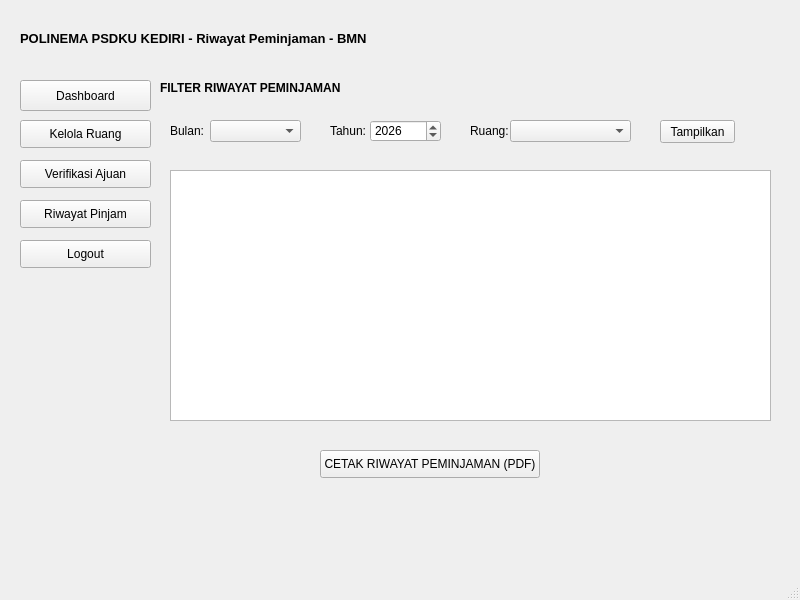
The window that ui/riwayat_peminjaman_BMN.ui (Ariel-F-S/SistemPeminjamanRuangPolinemaKampusKediri) describes before a commit, drawn with Qt 5.
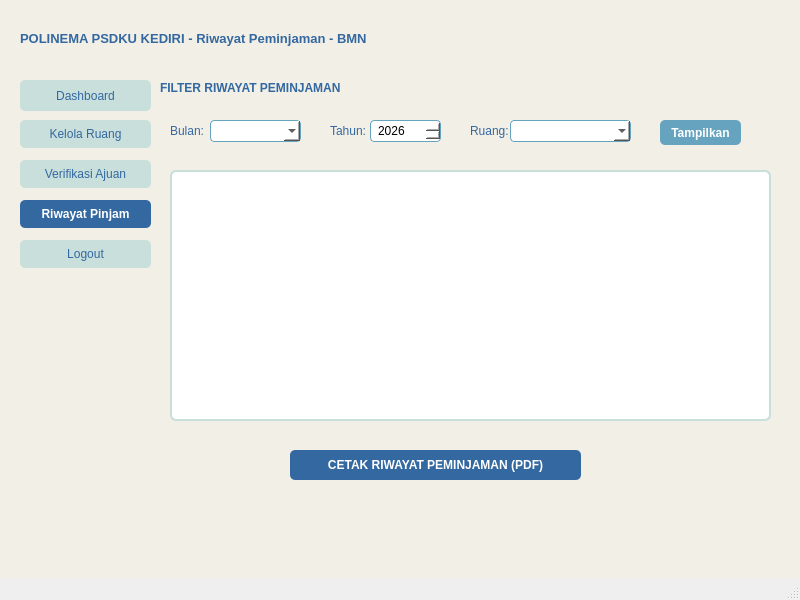
The same window after the commit. Icons and pictures are not drawn.

```diff
--- a/ui/riwayat_peminjaman_BMN.ui
+++ b/ui/riwayat_peminjaman_BMN.ui
@@ -14,6 +14,11 @@
    <string>MainWindow</string>
   </property>
   <widget class="QWidget" name="centralwidget">
+   <property name="styleSheet">
+    <string notr="true">QWidget#centralwidget {
+    background-color: #F2EFE7;
+}</string>
+   </property>
    <widget class="QLabel" name="label">
     <property name="geometry">
      <rect>
@@ -30,6 +35,9 @@
       <bold>true</bold>
      </font>
     </property>
+    <property name="styleSheet">
+     <string notr="true">color: #3368A0;</string>
+    </property>
     <property name="text">
      <string>POLINEMA PSDKU KEDIRI - Riwayat Peminjaman - BMN</string>
     </property>
@@ -43,6 +51,17 @@
       <height>31</height>
      </rect>
     </property>
+    <property name="styleSheet">
+     <string notr="true">QPushButton {
+    background-color: #C8DFDB;
+    color: #3368A0;
+    border-radius: 5px;
+}
+QPushButton:hover {
+    background-color: #66A3BF;
+    color: #FFFFFF;
+}</string>
+    </property>
     <property name="text">
      <string>Dashboard</string>
     </property>
@@ -60,6 +79,17 @@
       <height>28</height>
      </rect>
     </property>
+    <property name="styleSheet">
+     <string notr="true">QPushButton {
+    background-color: #C8DFDB;
+    color: #3368A0;
+    border-radius: 5px;
+}
+QPushButton:hover {
+    background-color: #66A3BF;
+    color: #FFFFFF;
+}</string>
+    </property>
     <property name="text">
      <string>Kelola Ruang</string>
     </property>
@@ -77,6 +107,17 @@
       <height>28</height>
      </rect>
     </property>
+    <property name="styleSheet">
+     <string notr="true">QPushButton {
+    background-color: #C8DFDB;
+    color: #3368A0;
+    border-radius: 5px;
+}
+QPushButton:hover {
+    background-color: #66A3BF;
+    color: #FFFFFF;
+}</string>
+    </property>
     <property name="text">
      <string>Verifikasi Ajuan</string>
     </property>
@@ -94,6 +135,14 @@
       <height>28</height>
      </rect>
     </property>
+    <property name="styleSheet">
+     <string notr="true">QPushButton {
+    background-color: #3368A0;
+    color: #FFFFFF;
+    border-radius: 5px;
+    font-weight: bold;
+}</string>
+    </property>
     <property name="text">
      <string>Riwayat Pinjam</string>
     </property>
@@ -111,6 +160,17 @@
       <height>28</height>
      </rect>
     </property>
+    <property name="styleSheet">
+     <string notr="true">QPushButton {
+    background-color: #C8DFDB;
+    color: #3368A0;
+    border-radius: 5px;
+}
+QPushButton:hover {
+    background-color: #3368A0;
+    color: #FFFFFF;
+}</string>
+    </property>
     <property name="text">
      <string>Logout</string>
     </property>
@@ -134,6 +194,9 @@
       <bold>true</bold>
      </font>
     </property>
+    <property name="styleSheet">
+     <string notr="true">color: #3368A0;</string>
+    </property>
     <property name="text">
      <string>FILTER RIWAYAT PEMINJAMAN</string>
     </property>
@@ -147,6 +210,12 @@
       <height>22</height>
      </rect>
     </property>
+    <property name="styleSheet">
+     <string notr="true">background-color: #FFFFFF;
+border: 1px solid #66A3BF;
+border-radius: 4px;
+padding-left: 5px;</string>
+    </property>
    </widget>
    <widget class="QLabel" name="label_3">
     <property name="geometry">
@@ -157,6 +226,9 @@
       <height>21</height>
      </rect>
     </property>
+    <property name="styleSheet">
+     <string notr="true">color: #3368A0;</string>
+    </property>
     <property name="text">
      <string>Bulan:</string>
     </property>
@@ -170,6 +242,9 @@
       <height>21</height>
      </rect>
     </property>
+    <property name="styleSheet">
+     <string notr="true">color: #3368A0;</string>
+    </property>
     <property name="text">
      <string>Tahun:</string>
     </property>
@@ -183,6 +258,12 @@
       <height>22</height>
      </rect>
     </property>
+    <property name="styleSheet">
+     <string notr="true">background-color: #FFFFFF;
+border: 1px solid #66A3BF;
+border-radius: 4px;
+padding-left: 5px;</string>
+    </property>
     <property name="maximum">
      <number>9999</number>
     </property>
@@ -199,6 +280,9 @@
       <height>21</height>
      </rect>
     </property>
+    <property name="styleSheet">
+     <string notr="true">color: #3368A0;</string>
+    </property>
     <property name="text">
      <string>Ruang:</string>
     </property>
@@ -212,16 +296,33 @@
       <height>22</height>
      </rect>
     </property>
+    <property name="styleSheet">
+     <string notr="true">background-color: #FFFFFF;
+border: 1px solid #66A3BF;
+border-radius: 4px;
+padding-left: 5px;</string>
+    </property>
    </widget>
    <widget class="QPushButton" name="pushButton_6">
     <property name="geometry">
      <rect>
       <x>660</x>
       <y>120</y>
-      <width>75</width>
-      <height>23</height>
+      <width>81</width>
+      <height>25</height>
      </rect>
     </property>
+    <property name="styleSheet">
+     <string notr="true">QPushButton {
+    background-color: #66A3BF;
+    color: #FFFFFF;
+    border-radius: 5px;
+    font-weight: bold;
+}
+QPushButton:hover {
+    background-color: #3368A0;
+}</string>
+    </property>
     <property name="text">
      <string>Tampilkan</string>
     </property>
@@ -235,16 +336,40 @@
       <height>251</height>
      </rect>
     </property>
+    <property name="styleSheet">
+     <string notr="true">QTableWidget {
+    background-color: #FFFFFF;
+    border: 2px solid #C8DFDB;
+    border-radius: 6px;
+}
+QHeaderView::section {
+    background-color: #3368A0;
+    color: #FFFFFF;
+    font-weight: bold;
+    padding: 4px;
+}</string>
+    </property>
    </widget>
    <widget class="QPushButton" name="pushButton_7">
     <property name="geometry">
      <rect>
-      <x>320</x>
+      <x>290</x>
       <y>450</y>
-      <width>220</width>
-      <height>28</height>
+      <width>291</width>
+      <height>30</height>
      </rect>
     </property>
+    <property name="styleSheet">
+     <string notr="true">QPushButton {
+    background-color: #3368A0;
+    color: #FFFFFF;
+    border-radius: 5px;
+    font-weight: bold;
+}
+QPushButton:hover {
+    background-color: #66A3BF;
+}</string>
+    </property>
     <property name="text">
      <string>CETAK RIWAYAT PEMINJAMAN (PDF)</string>
     </property>
```
Left out of the diff: 8 changed lines with no effect on the pictures.
